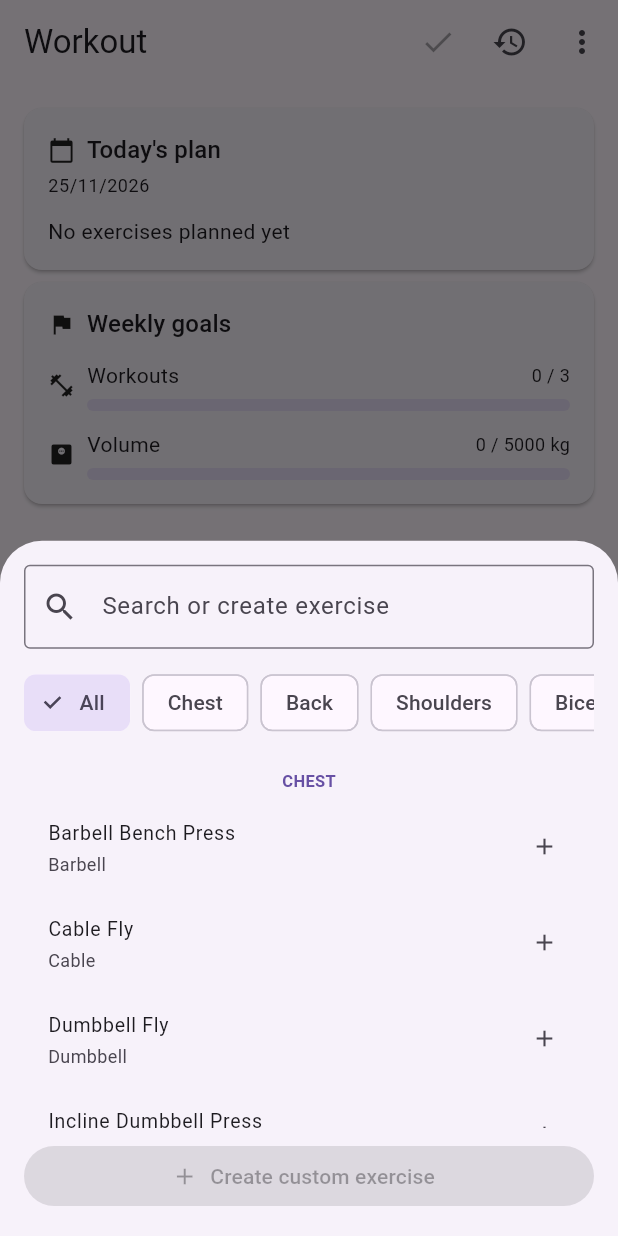
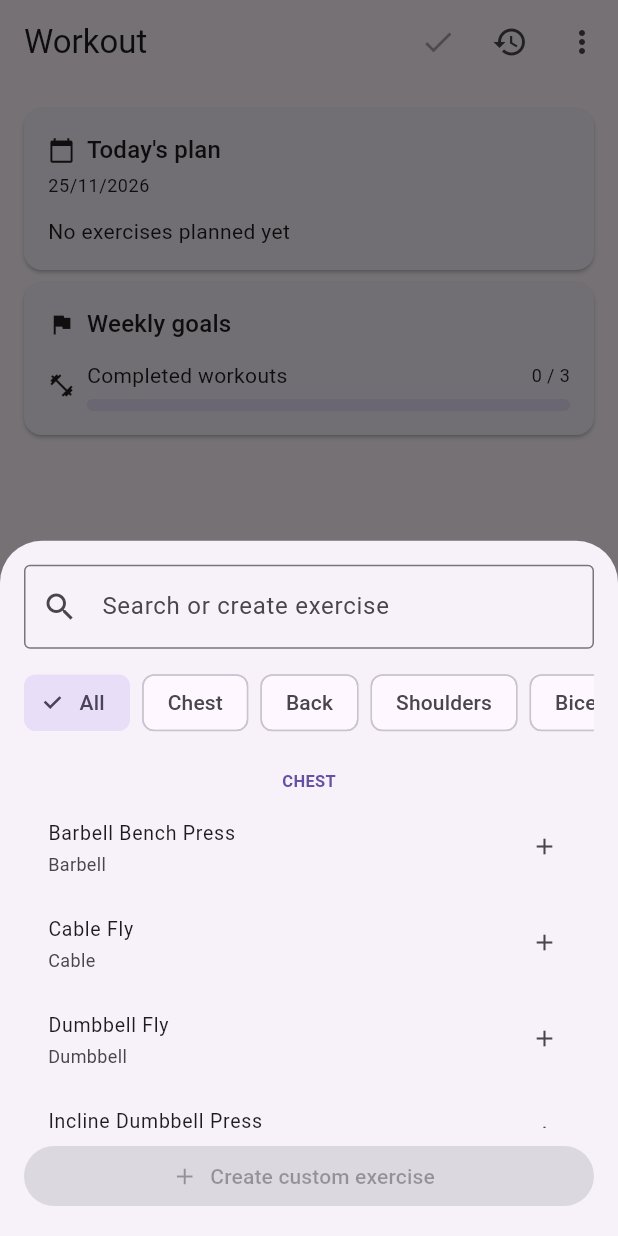
Before and after one commit to bakkins/virtus-app, a Flutter app: the screen it shows after launch, after a tap on the "add" icon, on a phone screen of 412 x 824 dp. Run offline on Flutter 3.47's test engine with Material 3 defaults, Android fonts, the phone set to English and light mode, and no system bars; our stand-ins replace drift, drift_flutter; accounts and stored records are empty; generated files the repository leaves out were written again.

Commit message:
added editable weekly goals in settings

```diff
--- a/lib/main.dart
+++ b/lib/main.dart
@@ -2,6 +2,7 @@ import 'package:flutter/material.dart';
 import 'package:virtus_app/data/database.dart' as db;
 import 'package:virtus_app/models/workout.dart';
 import 'package:virtus_app/repositories/drift_workout_repository.dart';
+import 'package:virtus_app/repositories/settings_repository.dart';
 import 'package:virtus_app/repositories/statistics_repository.dart';
 import 'package:virtus_app/repositories/workout_repository.dart';
 import 'package:virtus_app/screens/home_screen.dart';
@@ -12,12 +13,14 @@ void main() async {
   final database = db.AppDatabase();
   final repository = DriftWorkoutRepository(database);
   final statisticsRepository = DriftStatisticsRepository(database);
+  final settingsRepository = DriftSettingsRepository(database);
   final workout = await repository.loadCurrent();
 
   runApp(
     MainApp(
       repository: repository,
       statisticsRepository: statisticsRepository,
+      settingsRepository: settingsRepository,
       initialWorkout: workout,
     ),
   );
@@ -28,11 +31,13 @@ class MainApp extends StatelessWidget {
     super.key,
     required this.repository,
     required this.statisticsRepository,
+    required this.settingsRepository,
     this.initialWorkout,
   });
 
   final WorkoutRepository repository;
   final StatisticsRepository statisticsRepository;
+  final SettingsRepository settingsRepository;
   final Workout? initialWorkout;
 
   @override
@@ -41,6 +46,7 @@ class MainApp extends StatelessWidget {
       home: HomeScreen(
         repository: repository,
         statisticsRepository: statisticsRepository,
+        settingsRepository: settingsRepository,
         initialWorkout: initialWorkout,
       ),
     );
--- /dev/null
+++ b/lib/models/weekly_goals.dart
@@ -0,0 +1,8 @@
+class WeeklyGoals {
+  const WeeklyGoals({required this.workouts, this.volume});
+
+  final int workouts;
+  final double? volume;
+
+  static const WeeklyGoals defaultGoals = WeeklyGoals(workouts: 3);
+}
--- /dev/null
+++ b/lib/repositories/settings_repository.dart
@@ -0,0 +1,62 @@
+import 'package:virtus_app/data/database.dart';
+import 'package:virtus_app/models/weekly_goals.dart';
+
+abstract class SettingsRepository {
+  Future<WeeklyGoals> loadGoals();
+  Future<void> saveGoals(WeeklyGoals goals);
+}
+
+class DriftSettingsRepository implements SettingsRepository {
+  DriftSettingsRepository(this._db);
+
+  final AppDatabase _db;
+
+  static const _workoutsKey = 'weekly_workouts_goal';
+  static const _volumeKey = 'weekly_volume_goal';
+
+  @override
+  Future<WeeklyGoals> loadGoals() async {
+    final rows = await (_db.select(
+      _db.appSettings,
+    )..where((t) => t.key.isIn([_workoutsKey, _volumeKey]))).get();
+    final values = {for (final row in rows) row.key: row.value};
+
+    final parsedWorkouts = int.tryParse(values[_workoutsKey] ?? '');
+    final parsedVolume = double.tryParse(values[_volumeKey] ?? '');
+
+    return WeeklyGoals(
+      workouts: parsedWorkouts != null && parsedWorkouts > 0
+          ? parsedWorkouts
+          : WeeklyGoals.defaultGoals.workouts,
+      volume: parsedVolume != null && parsedVolume > 0 ? parsedVolume : null,
+    );
+  }
+
+  @override
+  Future<void> saveGoals(WeeklyGoals goals) async {
+    await _db
+        .into(_db.appSettings)
+        .insertOnConflictUpdate(
+          AppSettingsCompanion.insert(
+            key: _workoutsKey,
+            value: goals.workouts.toString(),
+          ),
+        );
+
+    if (goals.volume == null) {
+      await (_db.delete(
+        _db.appSettings,
+      )..where((t) => t.key.equals(_volumeKey))).go();
+      return;
+    }
+
+    await _db
+        .into(_db.appSettings)
+        .insertOnConflictUpdate(
+          AppSettingsCompanion.insert(
+            key: _volumeKey,
+            value: goals.volume.toString(),
+          ),
+        );
+  }
+}
--- a/lib/screens/home_screen.dart
+++ b/lib/screens/home_screen.dart
@@ -1,5 +1,6 @@
 import 'package:flutter/material.dart';
 import 'package:virtus_app/models/workout.dart';
+import 'package:virtus_app/repositories/settings_repository.dart';
 import 'package:virtus_app/repositories/statistics_repository.dart';
 import 'package:virtus_app/repositories/workout_repository.dart';
 import 'package:virtus_app/screens/history_screen.dart';
@@ -16,11 +17,13 @@ class HomeScreen extends StatefulWidget {
     super.key,
     required this.repository,
     required this.statisticsRepository,
+    required this.settingsRepository,
     this.initialWorkout,
   });
 
   final WorkoutRepository repository;
   final StatisticsRepository statisticsRepository;
+  final SettingsRepository settingsRepository;
   final Workout? initialWorkout;
 
   @override
@@ -44,6 +47,11 @@ class _HomeScreenState extends State<HomeScreen> {
   void _templatesChanged() {
     if (!mounted) return;
     setState(() => _exerciseRevision++);
+  }
+
+  void _goalsChanged() {
+    if (!mounted) return;
+    setState(() => _goalsRevision++);
   }
 
   Future<void> _finishWorkout() async {
@@ -90,6 +98,7 @@ class _HomeScreenState extends State<HomeScreen> {
                   ),
                   GoalsDashboard(
                     repository: widget.statisticsRepository,
+                    settingsRepository: widget.settingsRepository,
                     revision: _goalsRevision,
                   ),
                   Expanded(
@@ -105,7 +114,10 @@ class _HomeScreenState extends State<HomeScreen> {
                 repository: widget.statisticsRepository,
                 revision: _exerciseRevision,
               ),
-              const SettingsScreen(),
+              SettingsScreen(
+                repository: widget.settingsRepository,
+                onGoalsSaved: _goalsChanged,
+              ),
             ],
           ),
         );
--- a/lib/screens/settings_screen.dart
+++ b/lib/screens/settings_screen.dart
@@ -1,47 +1,140 @@
 import 'package:flutter/material.dart';
+import 'package:virtus_app/models/weekly_goals.dart';
+import 'package:virtus_app/repositories/settings_repository.dart';
 
-class SettingsScreen extends StatelessWidget {
-  const SettingsScreen({super.key});
+class SettingsScreen extends StatefulWidget {
+  const SettingsScreen({
+    super.key,
+    required this.repository,
+    required this.onGoalsSaved,
+  });
+
+  final SettingsRepository repository;
+  final VoidCallback onGoalsSaved;
+
+  @override
+  State<SettingsScreen> createState() => _SettingsScreenState();
+}
+
+class _SettingsScreenState extends State<SettingsScreen> {
+  final TextEditingController _workoutsController = TextEditingController();
+  final TextEditingController _volumeController = TextEditingController();
+
+  @override
+  void initState() {
+    super.initState();
+    widget.repository.loadGoals().then((goals) {
+      if (!mounted) return;
+      setState(() {
+        _workoutsController.text = goals.workouts.toString();
+        _volumeController.text = goals.volume?.toString() ?? '';
+      });
+    });
+  }
+
+  @override
+  void dispose() {
+    _workoutsController.dispose();
+    _volumeController.dispose();
+    super.dispose();
+  }
+
+  Future<void> _save() async {
+    final workouts = int.tryParse(_workoutsController.text.trim());
+    final volumeText = _volumeController.text.trim();
+    final volume = volumeText.isEmpty ? null : double.tryParse(volumeText);
+
+    if (workouts == null ||
+        workouts <= 0 ||
+        (volumeText.isNotEmpty && (volume == null || volume <= 0))) {
+      ScaffoldMessenger.of(context).showSnackBar(
+        const SnackBar(content: Text('Enter positive goal values')),
+      );
+      return;
+    }
+
+    await widget.repository.saveGoals(
+      WeeklyGoals(workouts: workouts, volume: volume),
+    );
+    if (!mounted) return;
+
+    widget.onGoalsSaved();
+    ScaffoldMessenger.of(
+      context,
+    ).showSnackBar(const SnackBar(content: Text('Weekly goals saved')));
+  }
 
   @override
   Widget build(BuildContext context) {
     return ListView(
       padding: const EdgeInsets.all(16),
-      children: const [
-        Text(
+      children: [
+        const Text(
+          'Weekly goals',
+          style: TextStyle(fontSize: 18, fontWeight: FontWeight.bold),
+        ),
+        const SizedBox(height: 8),
+        TextField(
+          key: const Key('workouts-goal-field'),
+          controller: _workoutsController,
+          keyboardType: TextInputType.number,
+          decoration: const InputDecoration(
+            labelText: 'Completed workouts per week',
+            border: OutlineInputBorder(),
+          ),
+        ),
+        const SizedBox(height: 12),
+        TextField(
+          key: const Key('volume-goal-field'),
+          controller: _volumeController,
+          keyboardType: const TextInputType.numberWithOptions(decimal: true),
+          decoration: const InputDecoration(
+            labelText: 'Volume per week (kg, optional)',
+            border: OutlineInputBorder(),
+          ),
+        ),
+        const SizedBox(height: 12),
+        FilledButton.icon(
+          key: const Key('save-goals-button'),
+          icon: const Icon(Icons.save),
+          label: const Text('Save goals'),
+          onPressed: _save,
+        ),
+        const SizedBox(height: 16),
+        const Text(
           'App',
           style: TextStyle(fontSize: 18, fontWeight: FontWeight.bold),
         ),
-        SizedBox(height: 8),
-        ListTile(
+        const SizedBox(height: 8),
+        const ListTile(
           leading: Icon(Icons.storage),
           title: Text('Storage'),
           subtitle: Text('Local SQLite database'),
         ),
-        ListTile(
+        const ListTile(
           leading: Icon(Icons.info_outline),
           title: Text('Version'),
           subtitle: Text('0.1.0'),
         ),
-        SizedBox(height: 16),
-        Text(
+        const SizedBox(height: 16),
+        const Text(
           'Coming soon',
           style: TextStyle(fontSize: 18, fontWeight: FontWeight.bold),
         ),
-        SizedBox(height: 8),
-        ListTile(
+        const SizedBox(height: 8),
+        const ListTile(
           leading: Icon(Icons.person_outline),
           title: Text('Account'),
           subtitle: Text('Not available offline'),
           enabled: false,
         ),
-        ListTile(
+        const ListTile(
           leading: Icon(Icons.cloud_off),
           title: Text('Sync'),
           subtitle: Text('Not available offline'),
           enabled: false,
         ),
-        ListTile(
+        const ListTile(
           leading: Icon(Icons.people_outline),
           title: Text('Friends'),
           subtitle: Text('Not available offline'),
--- a/lib/widgets/goals_dashboard.dart
+++ b/lib/widgets/goals_dashboard.dart
@@ -1,14 +1,18 @@
 import 'package:flutter/material.dart';
+import 'package:virtus_app/models/weekly_goals.dart';
+import 'package:virtus_app/repositories/settings_repository.dart';
 import 'package:virtus_app/repositories/statistics_repository.dart';
 
 class GoalsDashboard extends StatefulWidget {
   const GoalsDashboard({
     super.key,
     required this.repository,
+    required this.settingsRepository,
     this.revision = 0,
   });
 
   final StatisticsRepository repository;
+  final SettingsRepository settingsRepository;
   final int revision;
 
   @override
@@ -16,9 +20,7 @@ class GoalsDashboard extends StatefulWidget {
 }
 
 class _GoalsDashboardState extends State<GoalsDashboard> {
-  static const int workoutGoal = 3;
-  static const double volumeGoal = 5000;
-
+  WeeklyGoals _goals = WeeklyGoals.defaultGoals;
   int _workouts = 0;
   double _volume = 0;
   bool _loading = true;
@@ -33,17 +35,20 @@ class _GoalsDashboardState extends State<GoalsDashboard> {
   void didUpdateWidget(GoalsDashboard oldWidget) {
     super.didUpdateWidget(oldWidget);
     if (oldWidget.revision != widget.revision ||
-        oldWidget.repository != widget.repository) {
+        oldWidget.repository != widget.repository ||
+        oldWidget.settingsRepository != widget.settingsRepository) {
       _load();
     }
   }
 
   Future<void> _load() async {
     try {
+      final goals = await widget.settingsRepository.loadGoals();
       final workouts = await widget.repository.workoutsThisWeek();
       final volume = await widget.repository.volumeThisWeek();
       if (!mounted) return;
       setState(() {
+        _goals = goals;
         _workouts = workouts;
         _volume = volume;
         _loading = false;
@@ -54,12 +59,15 @@ class _GoalsDashboardState extends State<GoalsDashboard> {
     }
   }
 
-  double _progress(double current, double goal) =>
-      (current / goal).clamp(0.0, 1.0).toDouble();
+  double _progress(double current, double goal) {
+    if (goal <= 0) return 0;
+    return (current / goal).clamp(0.0, 1.0).toDouble();
+  }
 
   @override
   Widget build(BuildContext context) {
     final textTheme = Theme.of(context).textTheme;
+    final volumeGoal = _goals.volume;
 
     return Card(
       margin: const EdgeInsets.symmetric(horizontal: 16),
@@ -78,12 +86,13 @@ class _GoalsDashboardState extends State<GoalsDashboard> {
             const SizedBox(height: 12),
             _ProgressRow(
               icon: Icons.fitness_center,
-              label: 'Workouts',
-              display: '$_workouts / $workoutGoal',
+              label: 'Completed workouts',
+              display: '$_workouts / ${_goals.workouts}',
               progress: _loading
                   ? 0
-                  : _progress(_workouts.toDouble(), workoutGoal.toDouble()),
+                  : _progress(_workouts.toDouble(), _goals.workouts.toDouble()),
             ),
+            if (volumeGoal != null) ...[
               const SizedBox(height: 12),
               _ProgressRow(
                 icon: Icons.monitor_weight,
@@ -93,6 +102,7 @@ class _GoalsDashboardState extends State<GoalsDashboard> {
                     '${volumeGoal.toStringAsFixed(0)} kg',
                 progress: _loading ? 0 : _progress(_volume, volumeGoal),
               ),
+            ],
           ],
         ),
       ),
```
Also changed, not shown: 2 other files. Lines whose indentation alone changed are shown as unchanged.
